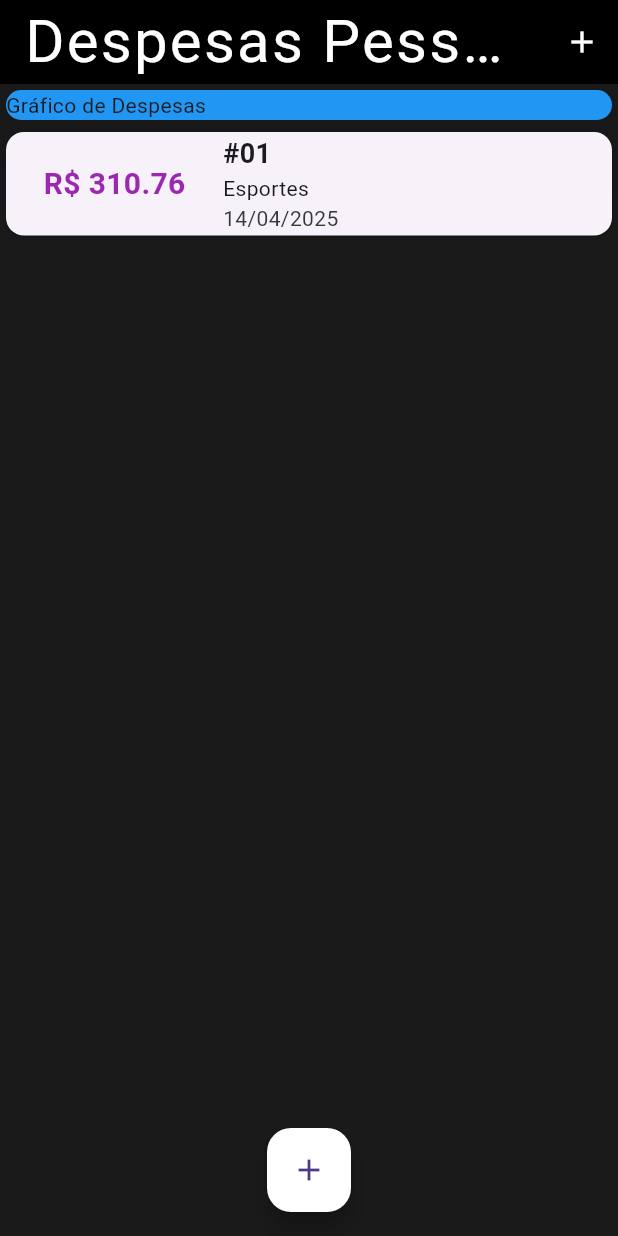
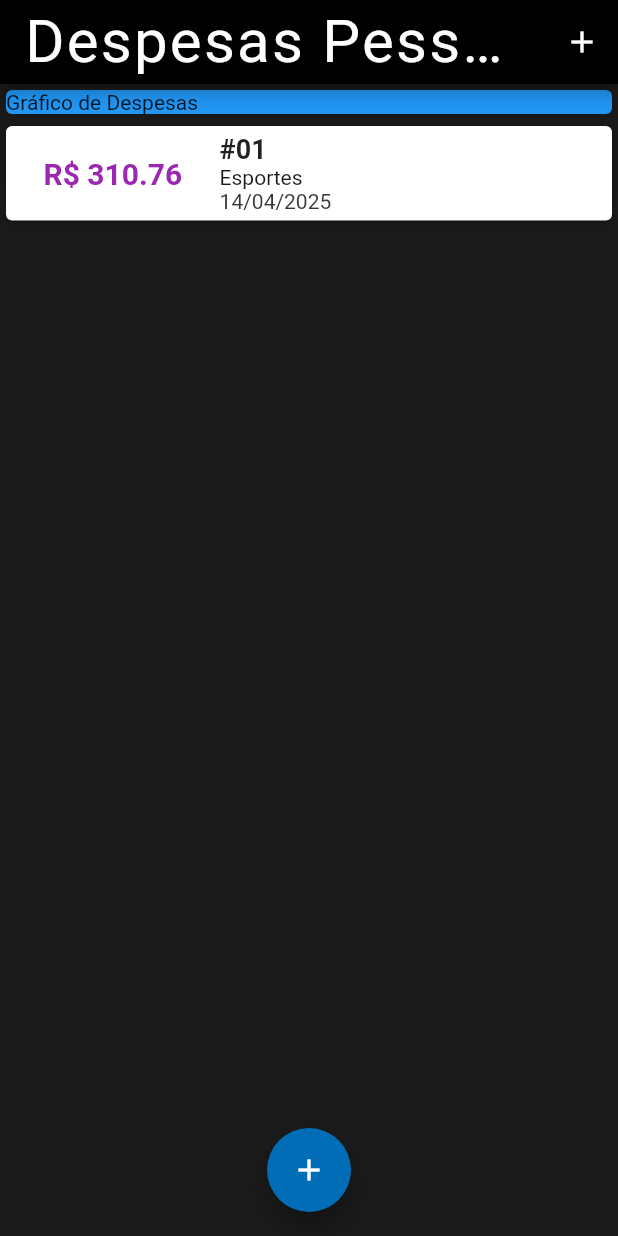
Before and after one commit to GuestRicardo/despesas, a Flutter app: the screen it shows after launch, on a phone screen of 412 x 824 dp. Run offline on Flutter 3.47's test engine with Material 3 defaults, Android fonts, the phone set to English and light mode, and no system bars; Roboto replaces fonts that are missing (OpenSans).

Commit message:
adiciona tema personalizado ao aplicativo e altera a cor do botão flutuante

```diff
--- a/lib/main.dart
+++ b/lib/main.dart
@@ -10,11 +10,26 @@ main() => runApp(ExpensesApp());
 
 //este é o widget raiz do aplicativo
 class ExpensesApp extends StatelessWidget {
-  const ExpensesApp({super.key});
+  ExpensesApp({super.key});
+  final ThemeData tema = ThemeData();
 
   @override
   Widget build(BuildContext context) {
-    return MaterialApp(home: MyHomePage());
+    return MaterialApp(
+      home: MyHomePage(),
+      theme: ThemeData(
+        useMaterial3: false,
+        appBarTheme: AppBarTheme(
+          backgroundColor: Colors.purple,
+          foregroundColor: Colors.white,
+        ),
+        colorScheme: ColorScheme.fromSeed(
+          seedColor: Colors.amber,
+          primary: Colors.purple,
+          secondary: Colors.amber,
+        ),
+      ),
+    );
   }
 }
 
@@ -116,7 +131,7 @@ class _MyHomePageState extends State<MyHomePage> {
         ),
       ),
       floatingActionButton: FloatingActionButton(
-        backgroundColor: Color.fromARGB(255, 255, 255, 255),
+        backgroundColor: Color.fromARGB(255, 0, 109, 182),
         child: Icon(Icons.add),
         onPressed: () {
           _openTransactionFormModal(context);
```
